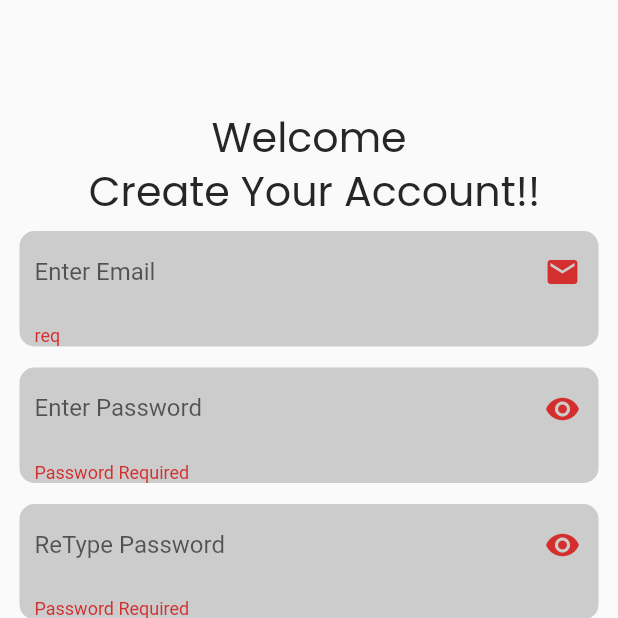
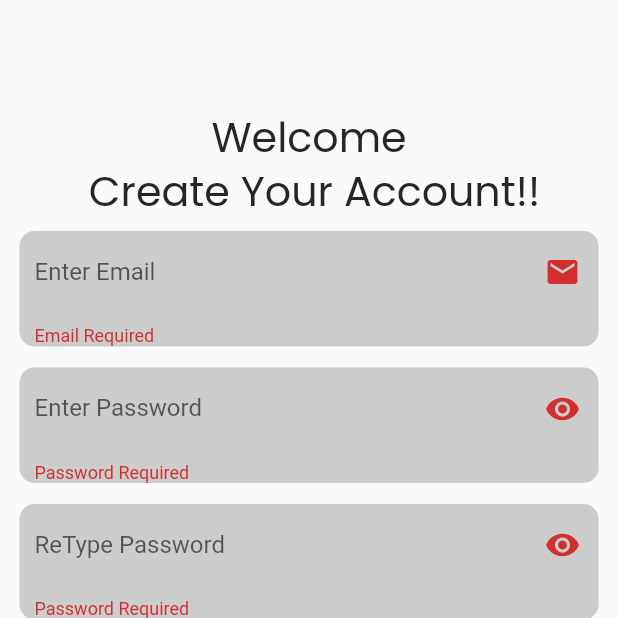
Before and after one commit to sheri-dal/Ecommrce_shehzad, a Flutter app: the SignUpScreen screen opened directly, after a tap on "SignUp", on a phone screen of 412 x 824 dp, the top half of it. Run offline on Flutter 3.47's test engine with Material 2 defaults, Android fonts, the phone set to English and light mode, and no system bars; our stand-ins replace firebase_auth, firebase_core, get; accounts and stored records are empty.

Commit message:
Reposnse Work

```diff
--- a/lib/Helper/Components/dialog_helper.dart
+++ b/lib/Helper/Components/dialog_helper.dart
@@ -55,6 +55,8 @@ class DialogHelper {
   }
 
   static void hideLoading() {
-    if (Get.isDialogOpen!) Get.back();
+    if (Get.isDialogOpen!) {
+      Get.back();
+    }
   }
 }
--- a/lib/Helper/Widgets/MyButton.dart
+++ b/lib/Helper/Widgets/MyButton.dart
@@ -6,10 +6,12 @@ class MyButton extends StatelessWidget {
   final String buttonName;
   final Color btnColor;
   final Color btntrxtcolor;
+  final bool isLoading;
   final GestureTapCallback onPressed;
   const MyButton(
       {Key? key,
       required this.buttonName,
+      this.isLoading = false,
       this.btnColor = Colors.black,
       this.btntrxtcolor = Colors.white,
       required this.onPressed})
@@ -27,6 +29,10 @@ class MyButton extends StatelessWidget {
             color: btnColor,
             borderRadius: BorderRadius.circular(10),
             border: Border.all(color: Colors.amber)),
+        child: Stack(
+          children: [
+            Visibility(
+              visible: isLoading ? false : true,
               child: Center(
                   child: PrimaryText(
                 text: buttonName,
@@ -34,6 +40,15 @@ class MyButton extends StatelessWidget {
                 size: 16,
               )),
             ),
+            Visibility(
+              visible: isLoading,
+              child: Center(
+                child: CircularProgressIndicator(),
+              ),
+            )
+          ],
+        ),
+      ),
     );
   }
 }
--- a/lib/View/SignUpScreen.dart
+++ b/lib/View/SignUpScreen.dart
@@ -36,12 +36,12 @@ class SignUpScreen extends StatelessWidget {
                         MyTextField(
                           validator: (value) {
                             if (value!.isEmpty) {
-                              return "req";
+                              return "Email Required";
                             }
                             var email = GeneralMethod.isEmailValid(value);
 
                             if (!email) {
-                              return "Email Not Valid";
+                              return "The Email Is Badly Formatted";
                             }
                             return null;
                           },
@@ -55,10 +55,10 @@ class SignUpScreen extends StatelessWidget {
                               if (value!.isEmpty) {
                                 return "Password Required";
                               }
-                              var pass = GeneralMethod.isPasseord(value);
-                              if (!pass) {
-                                return "Password Not Valid";
-                              }
+                              // var pass = GeneralMethod.isPasseord(value);
+                              // if (!pass) {
+                              //   return "Password Not Valid";
+                              // }
                               return null;
                             },
                             suffixIcon: IconButton(
@@ -80,9 +80,11 @@ class SignUpScreen extends StatelessWidget {
                             validator: (value) {
                               if (value!.isEmpty) {
                                 return "Password Required";
-                              } else if (value.length < 7) {
-                                return "Password Short";
                               }
+
+                              // else if (value.length < 7) {
+                              //   return "Password Short";
+                              // }
                               return null;
                             },
                             suffixIcon: IconButton(
@@ -108,7 +110,9 @@ class SignUpScreen extends StatelessWidget {
                                   passwordController.text,
                                   rePasswordController.text);
                             }
-                            }),
+                          },
+                          isLoading: signUpController.isDataLoading.value,
+                        ),
                         MyButton(
                           buttonName: "Back To Login",
                           onPressed: () {
```
Also changed, not shown: lib/Controller/SignUpController.dart (+20 -14 lines). Lines whose indentation alone changed are shown as unchanged.
